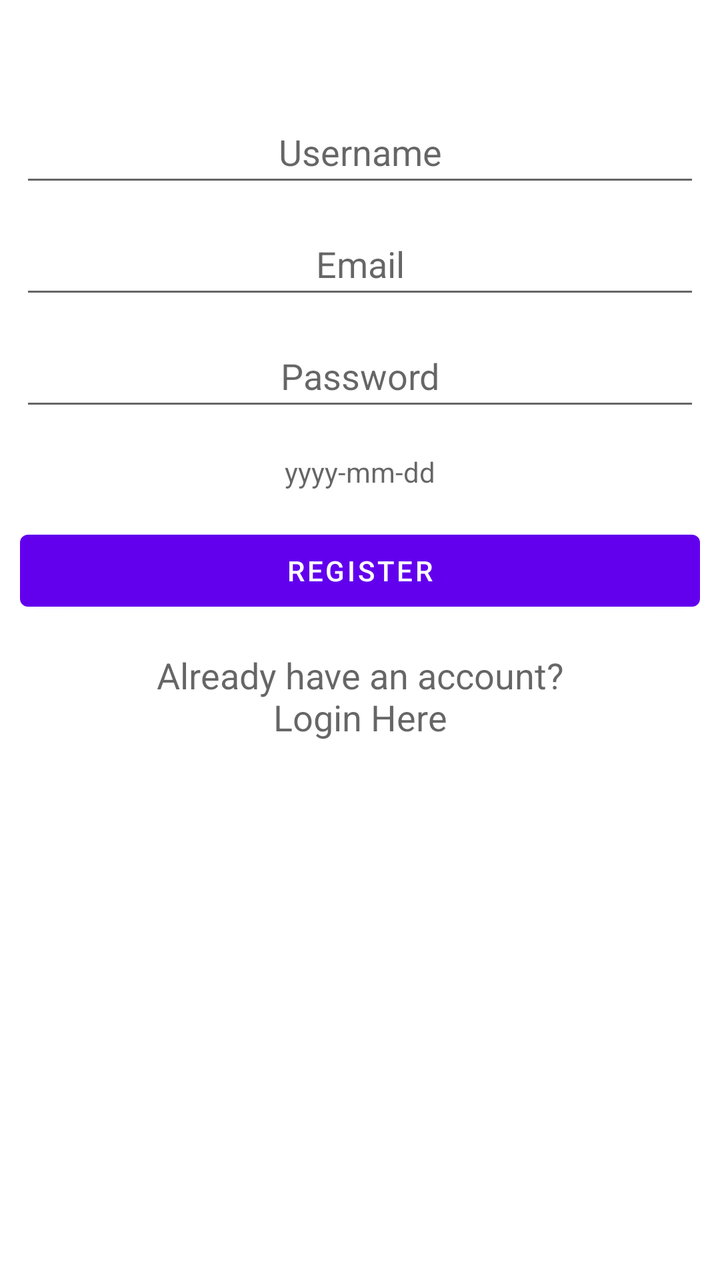
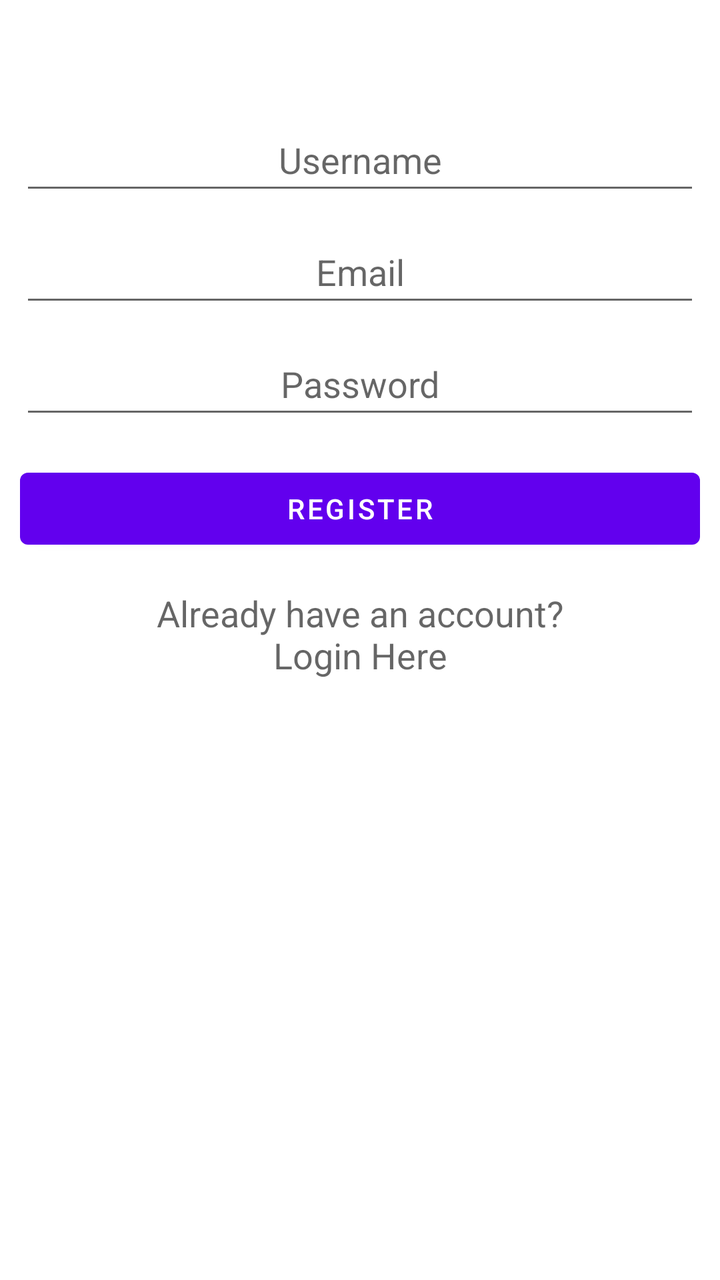

Screens rendered from an Android XML layout before and after an edit, with the pre-edit source and the edit as a unified diff.
<!-- AndroidManifest.xml: application theme Theme.InternetCall -->
<!-- res/layout/activity_register.xml -->
<?xml version="1.0" encoding="utf-8"?>
<androidx.constraintlayout.widget.ConstraintLayout xmlns:android="http://schemas.android.com/apk/res/android"
    xmlns:app="http://schemas.android.com/apk/res-auto"
    xmlns:tools="http://schemas.android.com/tools"
    android:layout_width="match_parent"
    android:layout_height="match_parent"
    tools:context=".activities.RegisterActivity">


    <LinearLayout
        android:layout_width="match_parent"
        android:layout_height="wrap_content"
        android:layout_centerVertical="true"
        android:orientation="vertical"
        android:padding="10dp"
        app:layout_constraintBottom_toBottomOf="parent"
        app:layout_constraintTop_toTopOf="parent"
        app:layout_constraintVertical_bias="0.114"
        tools:layout_editor_absoluteX="-52dp">


        <EditText
            android:id="@+id/editTextUsername"
            android:layout_width="match_parent"
            android:layout_height="wrap_content"
            android:layout_marginTop="8dp"
            android:layout_marginBottom="8dp"
            android:gravity="center"
            android:hint="Username"
            android:inputType="text"
            android:minHeight="48dp" />

        <EditText
            android:id="@+id/editTextEmail"
            android:layout_width="match_parent"
            android:layout_height="wrap_content"
            android:ems="10"
            android:gravity="center"
            android:hint="Email"
            android:inputType="textEmailAddress"
            android:minHeight="48dp" />

        <EditText
            android:id="@+id/editTextPassword"
            android:layout_width="match_parent"
            android:layout_height="wrap_content"
            android:layout_marginTop="8dp"
            android:layout_marginBottom="8dp"
            android:fontFamily="sans-serif"
            android:gravity="center"
            android:hint="Password"
            android:inputType="textPassword"
            android:minHeight="48dp" />

        <TextView
            android:id="@+id/DatePicker"
            android:layout_width="match_parent"
            android:layout_height="wrap_content"
            android:layout_marginTop="8dp"
            android:layout_marginBottom="8dp"
            android:fontFamily="sans-serif"
            android:gravity="center"
            android:hint="yyyy-mm-dd" />


        <Button
            android:id="@+id/buttonRegister"
            android:layout_width="match_parent"
            android:layout_height="wrap_content"
            android:layout_marginTop="8dp"
            android:layout_marginBottom="8dp"
            android:text="Register" />

        <TextView
            android:id="@+id/textViewRegister"
            android:layout_width="match_parent"
            android:layout_height="wrap_content"
            android:layout_marginTop="8dp"
            android:layout_marginBottom="8dp"
            android:text="Already have an account?\nLogin Here"
            android:textAlignment="center"
            android:textAppearance="@style/Base.TextAppearance.AppCompat.Medium" />


    </LinearLayout>

</androidx.constraintlayout.widget.ConstraintLayout>
<!-- resources referenced by this layout -->
<resources>
  <style name="Theme.InternetCall" parent="Theme.MaterialComponents.DayNight.DarkActionBar">
          
          <item name="colorPrimary">@color/purple_500</item>
          <item name="colorPrimaryVariant">@color/purple_700</item>
          <item name="colorOnPrimary">@color/white</item>
          
          <item name="colorSecondary">@color/teal_200</item>
          <item name="colorSecondaryVariant">@color/teal_700</item>
          <item name="colorOnSecondary">@color/black</item>
          
          <item name="android:statusBarColor" tools:targetApi="l">?attr/colorPrimaryVariant</item>
          
      </style>
  <color name="purple_500">#FF6200EE</color>
  <color name="purple_700">#FF3700B3</color>
  <color name="white">#FFFFFFFF</color>
  <color name="teal_200">#FF03DAC5</color>
  <color name="teal_700">#FF018786</color>
  <color name="black">#FF000000</color>
</resources>

<!-- the commit's change to res/layout/activity_register.xml (unified diff, before → after) -->
@@ -52,16 +52,6 @@
             android:inputType="textPassword"
             android:minHeight="48dp" />
 
-        <TextView
-            android:id="@+id/DatePicker"
-            android:layout_width="match_parent"
-            android:layout_height="wrap_content"
-            android:layout_marginTop="8dp"
-            android:layout_marginBottom="8dp"
-            android:fontFamily="sans-serif"
-            android:gravity="center"
-            android:hint="yyyy-mm-dd" />
-
 
         <Button
             android:id="@+id/buttonRegister"
